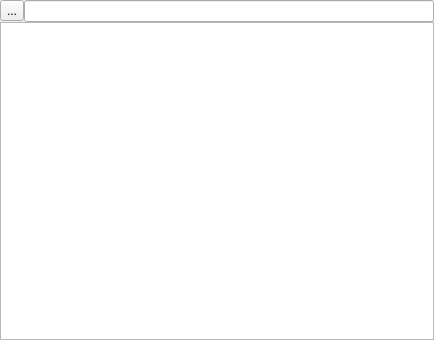
Old version of the form folderform.ui in the repository haraki/farman.
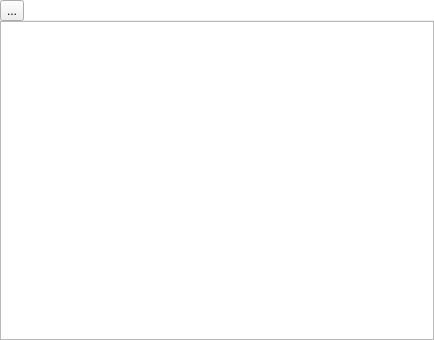
New version of the form. Custom widgets are drawn as their Qt base class.

The edit to the form file:
```diff
--- a/folderform.ui
+++ b/folderform.ui
@@ -49,6 +49,9 @@
        <property name="focusPolicy">
         <enum>Qt::NoFocus</enum>
        </property>
+       <property name="frame">
+        <bool>false</bool>
+       </property>
        <property name="readOnly">
         <bool>true</bool>
        </property>
```
